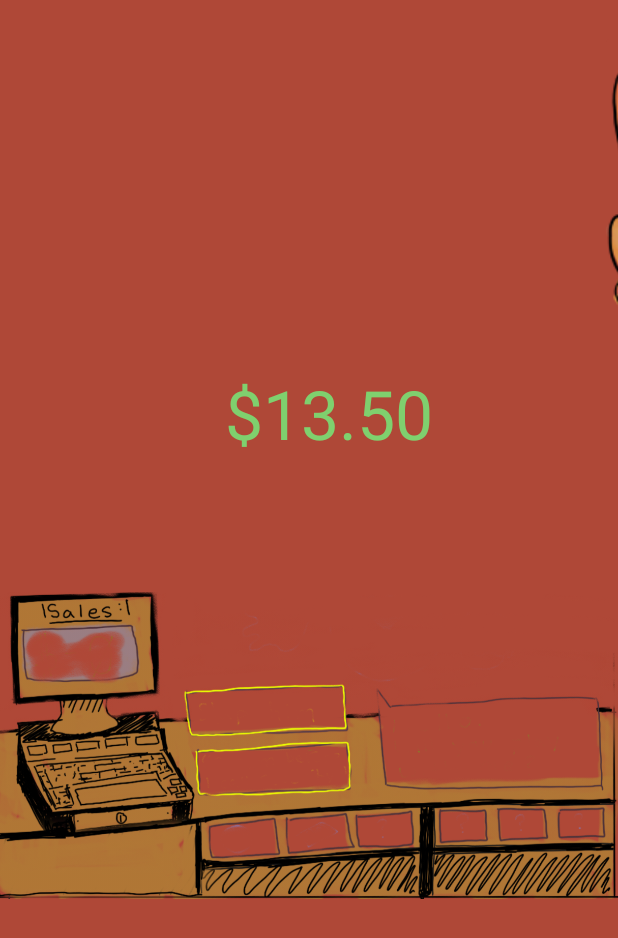
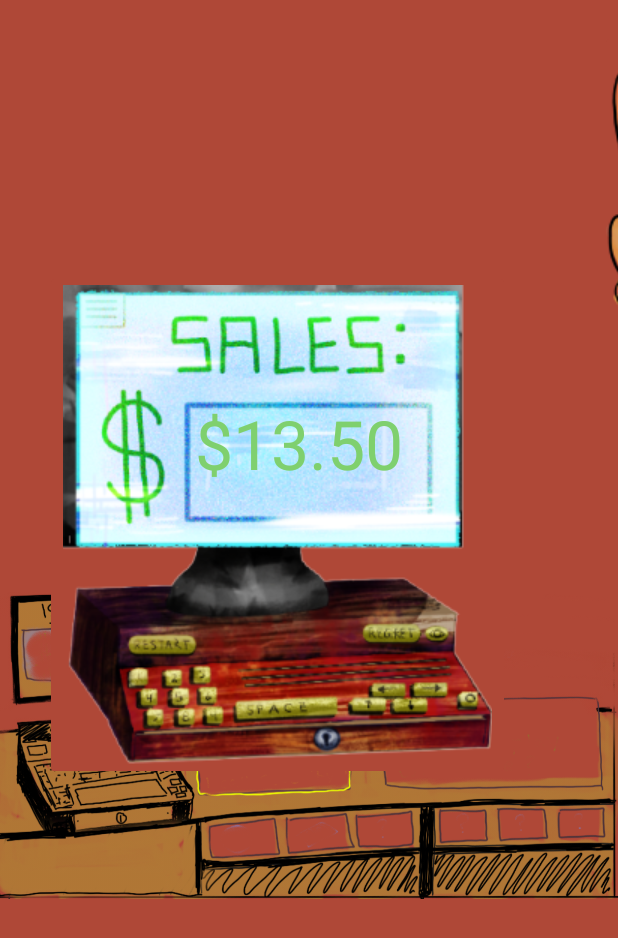
Before and after one commit to greenup28/Hell, an Android app: the screen it shows after launch (MainActivity), on a phone screen of 412 x 824 dp. Shown: the top 938 px of the screen. Run offline under Robolectric (Android 15) with nearby library versions, the phone set to English and light mode, and no system bars.

Commit message:
Added the register as a button. Waiting on the counter to add and then I can sumbit our project.

```diff
--- a/app/src/main/res/layout/activity_main.xml
+++ b/app/src/main/res/layout/activity_main.xml
@@ -34,6 +34,15 @@
                 app:srcCompat="@drawable/background_image"
                 tools:visibility="visible" />
 
+            <ImageButton
+                android:id="@+id/imageButton10"
+                android:layout_marginTop="180dp"
+                android:layout_marginLeft="30dp"
+                android:layout_width="wrap_content"
+                android:layout_height="wrap_content"
+                android:backgroundTint="@color/orange"
+                app:srcCompat="@drawable/register_finalcopy" />
+
             <LinearLayout
                 android:layout_width="match_parent"
                 android:layout_height="match_parent"
@@ -51,8 +60,8 @@
             android:id="@+id/total_monitor"
             android:layout_width="wrap_content"
             android:layout_height="wrap_content"
-            android:layout_marginLeft="150dp"
-            android:layout_marginTop="25dp"
+            android:layout_marginLeft="130dp"
+            android:layout_marginTop="45dp"
             android:text="$13.50"
             android:textAppearance="@style/TextAppearance.AppCompat.Display2"
             android:textColor="#7FD06E" />
```
Also changed, not shown: app/src/main/res/drawable/register_final.png (added), app/src/main/res/drawable/register_finalcopy.png (added).
